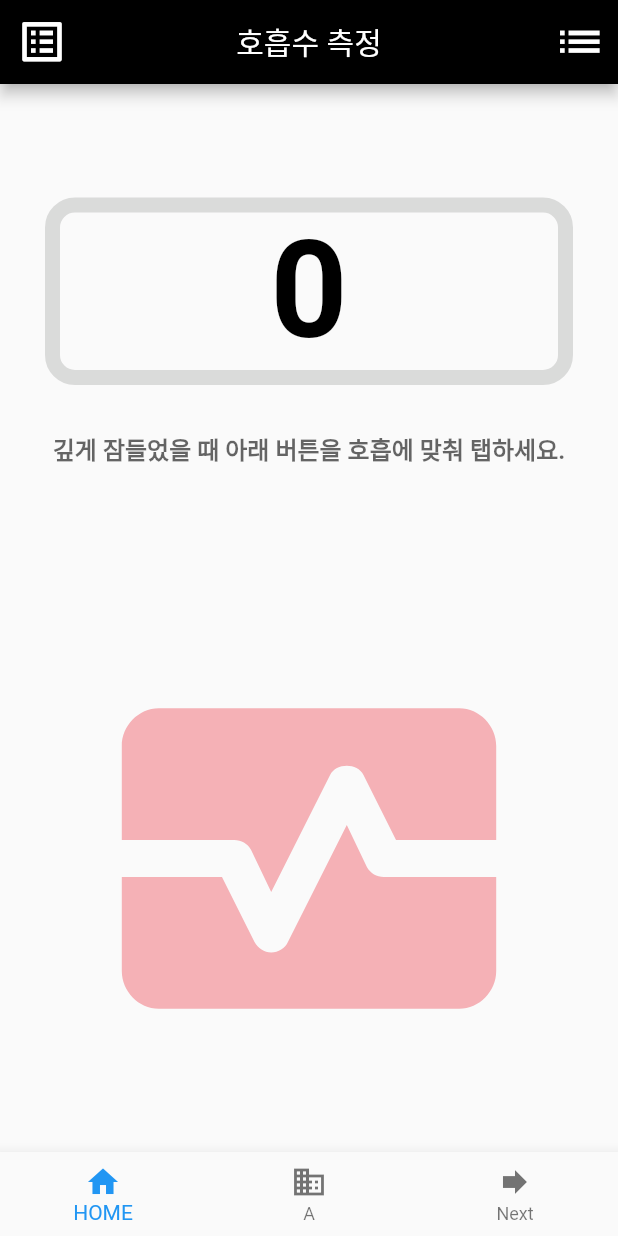
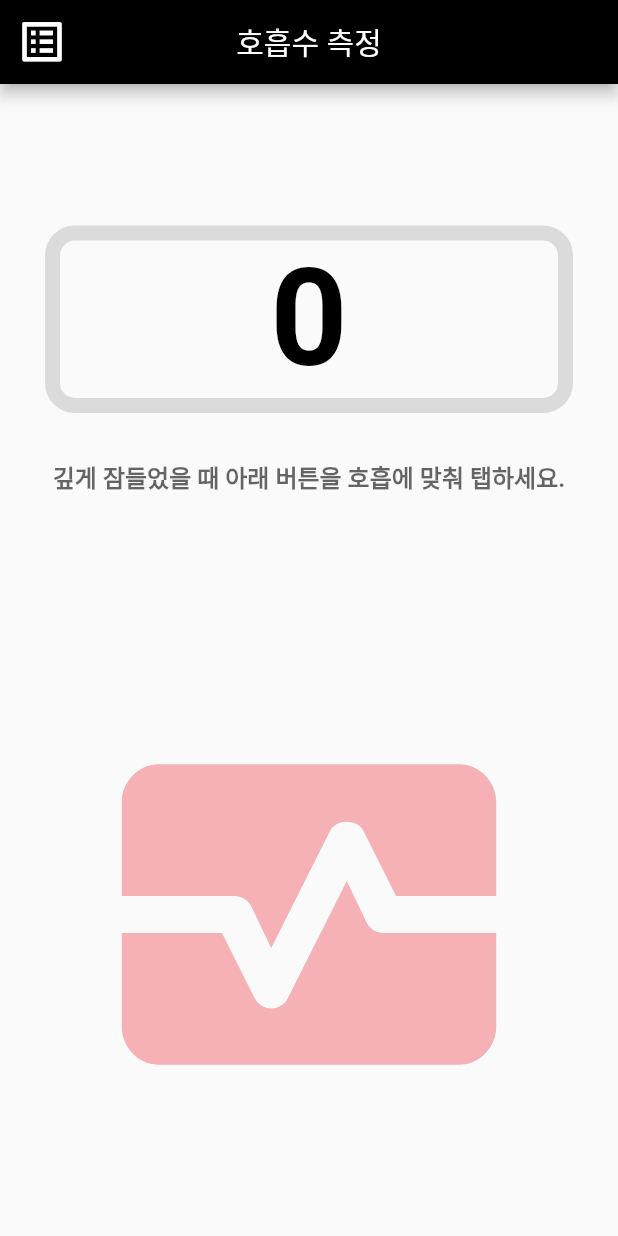
Before and after one commit to leoyun97/beatcounter, a Flutter app: the screen it shows after launch, on a phone screen of 412 x 824 dp. Run offline on Flutter 3.47's test engine with Material 2 defaults, Android fonts, the phone set to English and light mode, and no system bars; our stand-ins replace sqflite, syncfusion_flutter_charts; accounts and stored records are empty.

Commit message:
기능은 모두 구현함

```diff
--- a/lib/home_screen.dart
+++ b/lib/home_screen.dart
@@ -131,7 +131,7 @@ class _home_screenState extends State<home_screen> {
     String dt = DateFormat('yyyy-MM-dd HH:mm:ss').format(now);
 
     String rawCount = await dbHelper.getDBrawcount();
-    rawCounts = int.parse(rawCount);
+    rawCounts = int.parse(rawCount) + 1;
 
     dbHelper.insertRecord(
       DayRecords(
@@ -150,11 +150,9 @@ class _home_screenState extends State<home_screen> {
     dbHelper.deleteAllRecord();
   }
 
-
-
   void gotoPage() {
     Navigator.push(
-      this.context,
+      context,
       MaterialPageRoute(
         builder: (context) => const ListScreenPage(),
         fullscreenDialog: true,
@@ -164,7 +162,7 @@ class _home_screenState extends State<home_screen> {
 
   void showAlert() {
     showDialog(
-      context: this.context,
+      context: context,
       barrierDismissible: false,
       builder: (BuildContext ctx) {
         return AlertDialog(
@@ -172,14 +170,14 @@ class _home_screenState extends State<home_screen> {
           actions: [
             TextButton(
               onPressed: () {
-                Navigator.of(this.context).pop();
+                Navigator.of(context).pop();
                 insertRecord();
               },
               child: const Text('저장'),
             ),
             TextButton(
               onPressed: () {
-                Navigator.of(this.context).pop();
+                Navigator.of(context).pop();
               },
               child: const Text('취소'),
             ),
@@ -208,16 +206,16 @@ class _home_screenState extends State<home_screen> {
           backgroundColor: Colors.black,
           leading: IconButton(
             onPressed: () => gotoPage(),
-            icon: Icon(Icons.list_alt),
+            icon: const Icon(Icons.list_alt),
             iconSize: 35,
           ),
-          actions: [
+          /*actions: [
             IconButton(
               iconSize: 35,
               onPressed: () {},
               icon: const Icon(Icons.list),
             ),
-          ],
+          ],*/
         ),
         body: Column(
           mainAxisAlignment: MainAxisAlignment.spaceEvenly,
@@ -265,11 +263,16 @@ class _home_screenState extends State<home_screen> {
                       maintainSize: true,
                       maintainAnimation: true,
                       visible: btnVisible,
-                      child: IconButton(
+                      child: ElevatedButton(
                         onPressed: () => showAlert(), //insertRecord,
-                        icon: const Icon(Icons.save_alt_rounded),
-                        color: Colors.black,
-                        iconSize: 35,
+                        child: const Text(
+                          '저장',
+                          style: TextStyle(
+                            color: Colors.white,
+                            fontWeight: FontWeight.normal,
+                            fontSize: 20,
+                          ),
+                        ),
                       ),
                     ),
                     Visibility(
@@ -305,11 +308,11 @@ class _home_screenState extends State<home_screen> {
             ),
           ],
         ),
-        bottomNavigationBar: BottomNavigationBar(items: const [
+        /*bottomNavigationBar: BottomNavigationBar(items: const [
           BottomNavigationBarItem(icon: Icon(Icons.home), label: 'HOME'),
           BottomNavigationBarItem(icon: Icon(Icons.business), label: 'A'),
           BottomNavigationBarItem(icon: Icon(Icons.forward), label: 'Next'),
-        ]),
+        ]),*/
       ),
     );
   }
```
Also changed, not shown: lib/list_screen.dart (+79 -32 lines), lib/recordDb.dart (+10 -1 lines).
